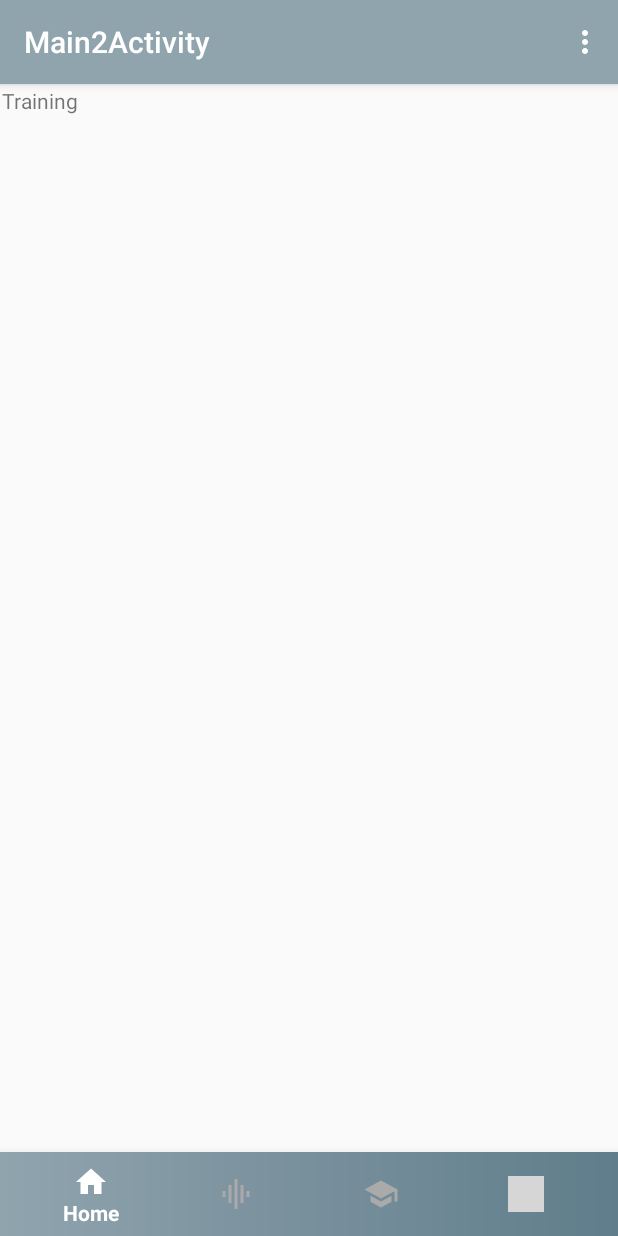
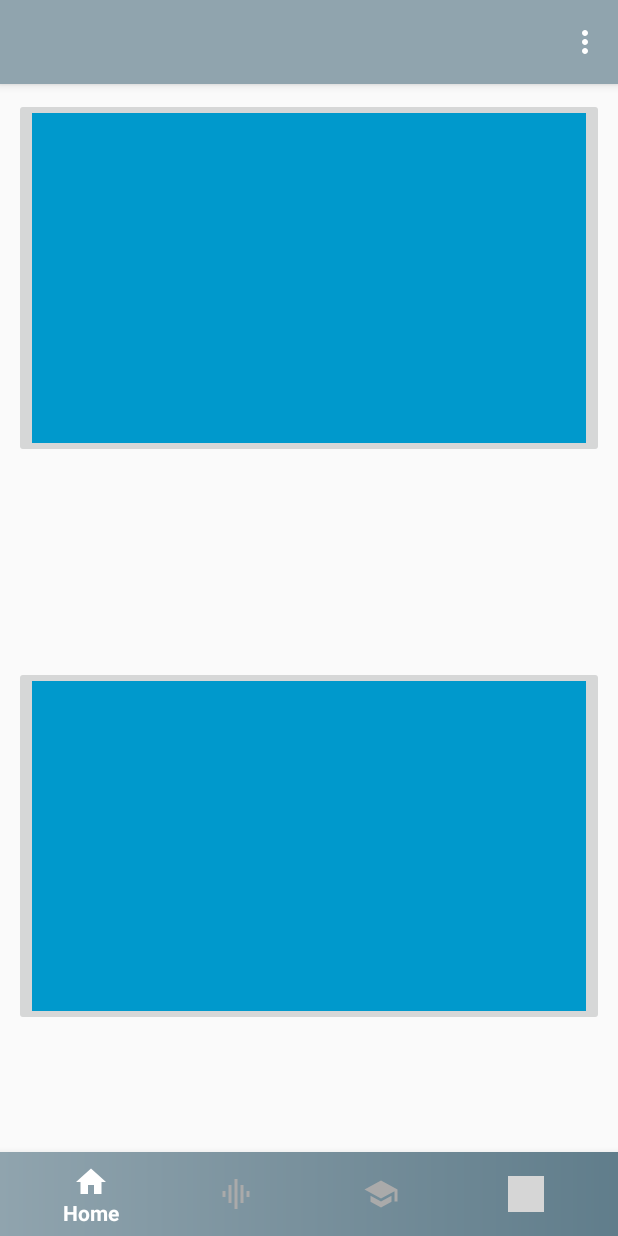
Before and after one commit to iitcybersecurity/ActivityRecognition, an Android app: the fragment TrainingFragment placed in its activity, on a phone screen of 412 x 824 dp. Run offline under Robolectric (Android 15) with nearby library versions, the phone set to English and light mode, and no system bars; libraries missing offline, so code that uses them is left out: com.facebook.login; 2 statements that could not run were skipped; grey boxes are pictures that could not be loaded.

Commit message:
- Implement: fullscreen activity for training screen.

```diff
--- a/GatheringApp/app/src/main/res/layout/fragment_training.xml
+++ b/GatheringApp/app/src/main/res/layout/fragment_training.xml
@@ -12,30 +12,25 @@
             android:layout_height="match_parent">
 
 
-        <TextView
-                android:id="@+id/training_title"
-                app:layout_constraintTop_toBottomOf="parent"
-                android:layout_width="match_parent"
-                android:layout_height="match_parent"
-                android:text="Training"/>
         <ImageButton
                 app:layout_constraintHorizontal_chainStyle="spread"
                 android:src="@android:color/holo_blue_dark"
-                android:layout_width="237dp"
-                android:layout_height="106dp" android:id="@+id/imageButton"
-                android:layout_marginTop="92dp"
-                app:layout_constraintTop_toTopOf="@+id/training_title" app:layout_constraintEnd_toEndOf="parent"
+                android:layout_width="0dp"
+                android:layout_height="240dp" android:id="@+id/imageButton"
+                app:layout_constraintEnd_toEndOf="parent"
                 android:layout_marginEnd="8dp" app:layout_constraintStart_toStartOf="parent"
-                android:layout_marginStart="8dp" app:layout_constraintHorizontal_bias="0.503"/>
+                android:layout_marginStart="8dp" app:layout_constraintHorizontal_bias="0.503"
+                app:layout_constraintTop_toTopOf="parent" android:layout_marginTop="8dp"/>
         <ImageButton
                 app:layout_constraintHorizontal_chainStyle="spread"
                 android:src="@android:color/holo_blue_dark"
-                android:layout_width="237dp"
-                android:layout_height="103dp" android:id="@+id/imageButton2"
-                android:layout_marginTop="300dp"
-                app:layout_constraintTop_toTopOf="@+id/training_title" app:layout_constraintEnd_toEndOf="parent"
+                android:layout_width="0dp"
+                android:layout_height="240dp" android:id="@+id/imageButton2"
+                app:layout_constraintEnd_toEndOf="parent"
                 android:layout_marginEnd="8dp" app:layout_constraintStart_toStartOf="parent"
-                android:layout_marginStart="8dp" app:layout_constraintHorizontal_bias="0.503"/>
+                android:layout_marginStart="8dp" app:layout_constraintHorizontal_bias="0.503"
+                android:layout_marginTop="8dp" app:layout_constraintTop_toBottomOf="@+id/imageButton"
+                app:layout_constraintBottom_toBottomOf="parent" android:layout_marginBottom="8dp"/>
     </android.support.constraint.ConstraintLayout>
 
 </FrameLayout>
--- a/GatheringApp/app/src/main/res/values/colors.xml
+++ b/GatheringApp/app/src/main/res/values/colors.xml
@@ -26,11 +26,7 @@
     <color name="black_trans80">#33000000</color>
 
 
-
     <color name="indicator_unselected">#4D000000</color>
-
-
-
 
 
     <color name="blue_grey">#455A64</color>
@@ -72,7 +68,6 @@
     <color name="grey">#E0E0E0</color>
 
 
-
     <color name="white_70">#B3FFFFFF</color>
 
     <color name="cyan_50">#E0F7FA</color>
@@ -80,4 +75,6 @@
     <color name="amber_50">#FFF8E1</color>
 
     <color name="purple_50">#F3E5F5</color>
+
+    <color name="black_overlay">#66000000</color>
 </resources>
--- a/GatheringApp/app/src/main/res/values/strings.xml
+++ b/GatheringApp/app/src/main/res/values/strings.xml
@@ -37,7 +37,7 @@
     <!-- Facebook Login strings-->
     <string name="facebook_app_id">1975734206016848</string>
     <string name="fb_login_protocol_scheme">fb170729306690855</string>
-    <string name="title_activity_main2">Main2Activity</string>
+    <string name="title_activity_main"> </string>
     <string name="title_home">Home</string>
     <string name="title_dashboard">Dashboard</string>
     <string name="title_notifications">Notifications</string>
@@ -118,5 +118,9 @@
 
     <string name="pref_title_vibrate">Vibrate</string>
 
+    <string name="title_activity_training">TrainingActivity</string>
+    <string name="dummy_button">Dummy Button</string>
+    <string name="dummy_content">DUMMY\nCONTENT</string>
+
 
 </resources>
--- a/GatheringApp/app/src/main/res/values/styles.xml
+++ b/GatheringApp/app/src/main/res/values/styles.xml
@@ -13,13 +13,29 @@
         <item name="windowNoTitle">true</item>
     </style>
 
-    <style name="CustomActivityThemeNoActionBar"  parent="Theme.AppCompat.Light.NoActionBar">
+    <style name="CustomActivityThemeNoActionBar" parent="Theme.AppCompat.Light.NoActionBar">
         <item name="android:windowActionBar">false</item>
         <item name="android:windowNoTitle">true</item>
     </style>
 
-    <style name="AppTheme.AppBarOverlay" parent="ThemeOverlay.AppCompat.Dark.ActionBar" />
+    <style name="AppTheme.AppBarOverlay" parent="ThemeOverlay.AppCompat.Dark.ActionBar"/>
 
-    <style name="AppTheme.PopupOverlay" parent="ThemeOverlay.AppCompat.Light" />
+    <style name="AppTheme.PopupOverlay" parent="ThemeOverlay.AppCompat.Light"/>
+
+    <style name="HiddenTitleTheme" parent="AppTheme">
+        <item name="android:windowNoTitle">true</item>
+    </style>
+
+    <style name="FullscreenTheme" parent="AppTheme">
+        <item name="android:actionBarStyle">@style/FullscreenActionBarStyle</item>
+        <item name="android:windowActionBarOverlay">true</item>
+        <item name="android:windowBackground">@null</item>
+        <item name="metaButtonBarStyle">?android:attr/buttonBarStyle</item>
+        <item name="metaButtonBarButtonStyle">?android:attr/buttonBarButtonStyle</item>
+    </style>
+
+    <style name="FullscreenActionBarStyle" parent="Widget.AppCompat.ActionBar">
+        <item name="android:background">@color/black_overlay</item>
+    </style>
 
 </resources>
```
Also changed, not shown: GatheringApp/app/src/main/AndroidManifest.xml (+7 -5 lines), GatheringApp/app/src/main/java/iit/cnr/it/gatheringapp/activities/TrainingActivity.java (added, +164 -0 lines), GatheringApp/app/src/main/res/layout/activity_training.xml (added, +47 -0 lines), GatheringApp/app/src/main/res/values/attrs.xml (added, +12 -0 lines), GatheringApp/app/src/main/ic_training_a-web.png (added).
